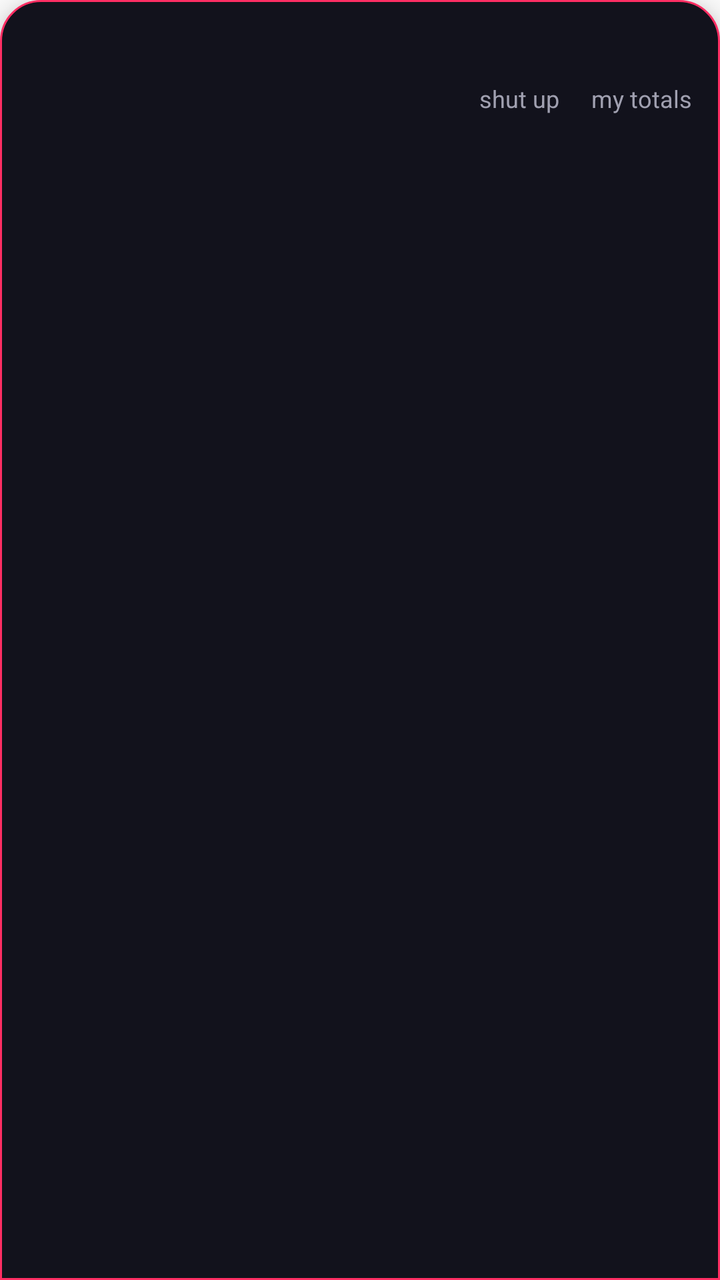
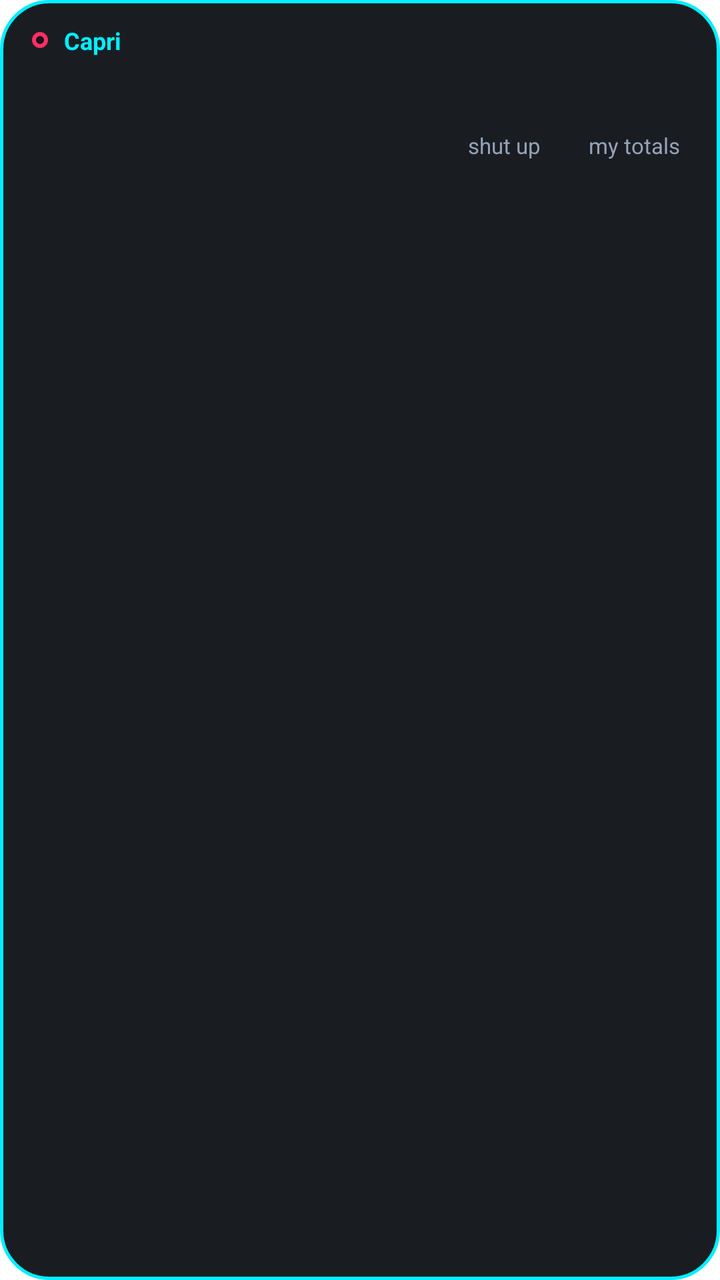

Screens rendered from an Android XML layout before and after an edit, with the pre-edit source and the edit as a unified diff.
<!-- AndroidManifest.xml: application theme Theme.Capri -->
<!-- res/layout/banner_proactive.xml -->
<?xml version="1.0" encoding="utf-8"?>
<LinearLayout xmlns:android="http://schemas.android.com/apk/res/android"
    android:id="@+id/banner_root"
    android:layout_width="wrap_content"
    android:layout_height="wrap_content"
    android:background="@drawable/bg_chat_window"
    android:elevation="10dp"
    android:maxWidth="340dp"
    android:orientation="vertical"
    android:padding="14dp">

    <TextView
        android:id="@+id/banner_text"
        android:layout_width="wrap_content"
        android:layout_height="wrap_content"
        android:ellipsize="end"
        android:maxLines="2"
        android:textColor="@color/text_primary"
        android:textSize="14sp" />

    <LinearLayout
        android:layout_width="match_parent"
        android:layout_height="wrap_content"
        android:layout_marginTop="8dp"
        android:orientation="horizontal"
        android:gravity="end">

        <TextView
            android:id="@+id/chip_shut_up"
            android:layout_width="wrap_content"
            android:layout_height="wrap_content"
            android:layout_marginEnd="16dp"
            android:text="shut up"
            android:textColor="@color/text_secondary"
            android:textSize="12sp" />

        <TextView
            android:id="@+id/chip_my_totals"
            android:layout_width="wrap_content"
            android:layout_height="wrap_content"
            android:text="my totals"
            android:textColor="@color/text_secondary"
            android:textSize="12sp" />
    </LinearLayout>

</LinearLayout>
<!-- resources referenced by this layout -->
<resources>
  <color name="text_primary">#EDEDF2</color>
  <color name="text_secondary">#A0A0B0</color>
  <!-- drawable bg_chat_window (drawable) -->
  <?xml version="1.0" encoding="utf-8"?>
  <shape xmlns:android="http://schemas.android.com/apk/res/android"
      android:shape="rectangle">
      <solid android:color="@color/chat_bg" />
      <corners
          android:topLeftRadius="20dp"
          android:topRightRadius="20dp"
          android:bottomLeftRadius="0dp"
          android:bottomRightRadius="0dp" />
      <stroke
          android:width="1dp"
          android:color="@color/accent_red_pink" />
  </shape>
  <style name="Theme.Capri" parent="Theme.MaterialComponents.DayNight.NoActionBar">
          
          <item name="colorPrimary">@color/accent_red_pink</item>
          <item name="colorPrimaryVariant">@color/bubble_bg</item>
          <item name="colorOnPrimary">@color/white</item>
          
          <item name="colorSecondary">@color/accent_red_pink</item>
          <item name="colorSecondaryVariant">@color/accent_red_pink</item>
          <item name="colorOnSecondary">@color/white</item>
          <item name="android:statusBarColor">@color/bubble_bg</item>
      </style>
  <color name="chat_bg">#12121C</color>
  <color name="accent_red_pink">#FF2E63</color>
  <color name="bubble_bg">#14141F</color>
  <color name="white">#FFFFFFFF</color>
</resources>

<!-- the commit's change to res/layout/banner_proactive.xml (unified diff, before → after) -->
@@ -3,44 +3,78 @@
     android:id="@+id/banner_root"
     android:layout_width="wrap_content"
     android:layout_height="wrap_content"
-    android:background="@drawable/bg_chat_window"
-    android:elevation="10dp"
+    android:background="@drawable/bg_banner_droplet"
+    android:elevation="12dp"
     android:maxWidth="340dp"
+    android:minWidth="220dp"
     android:orientation="vertical"
-    android:padding="14dp">
+    android:paddingStart="16dp"
+    android:paddingTop="12dp"
+    android:paddingEnd="16dp"
+    android:paddingBottom="12dp">
+
+    <LinearLayout
+        android:layout_width="match_parent"
+        android:layout_height="wrap_content"
+        android:gravity="center_vertical"
+        android:orientation="horizontal"
+        android:layout_marginBottom="6dp">
+
+        <View
+            android:id="@+id/banner_accent_dot"
+            android:layout_width="8dp"
+            android:layout_height="8dp"
+            android:layout_marginEnd="8dp"
+            android:background="@drawable/bg_bubble_circle" />
+
+        <TextView
+            android:id="@+id/banner_title"
+            android:layout_width="0dp"
+            android:layout_height="wrap_content"
+            android:layout_weight="1"
+            android:text="Capri"
+            android:textColor="#00F0FF"
+            android:textSize="12sp"
+            android:textStyle="bold" />
+    </LinearLayout>
 
     <TextView
         android:id="@+id/banner_text"
         android:layout_width="wrap_content"
         android:layout_height="wrap_content"
         android:ellipsize="end"
-        android:maxLines="2"
-        android:textColor="@color/text_primary"
+        android:lineSpacingExtra="2dp"
+        android:maxLines="3"
+        android:textColor="#FFFFFF"
         android:textSize="14sp" />
 
     <LinearLayout
         android:layout_width="match_parent"
         android:layout_height="wrap_content"
         android:layout_marginTop="8dp"
-        android:orientation="horizontal"
-        android:gravity="end">
+        android:gravity="end|center_vertical"
+        android:orientation="horizontal">
 
         <TextView
             android:id="@+id/chip_shut_up"
             android:layout_width="wrap_content"
             android:layout_height="wrap_content"
             android:layout_marginEnd="16dp"
+            android:background="?android:attr/selectableItemBackground"
+            android:padding="4dp"
             android:text="shut up"
-            android:textColor="@color/text_secondary"
-            android:textSize="12sp" />
+            android:textColor="#94A3B8"
+            android:textSize="11sp" />
 
         <TextView
             android:id="@+id/chip_my_totals"
             android:layout_width="wrap_content"
             android:layout_height="wrap_content"
+            android:background="?android:attr/selectableItemBackground"
+            android:padding="4dp"
             android:text="my totals"
-            android:textColor="@color/text_secondary"
-            android:textSize="12sp" />
+            android:textColor="#94A3B8"
+            android:textSize="11sp" />
     </LinearLayout>
 
 </LinearLayout>
<!-- resource entries referenced after the edit -->
@@ -1,20 +1,26 @@
 <!-- resources referenced by this layout -->
 <resources>
-  <color name="text_primary">#EDEDF2</color>
-  <color name="text_secondary">#A0A0B0</color>
-  <!-- drawable bg_chat_window (drawable) -->
+  <!-- drawable bg_banner_droplet (drawable) -->
   <?xml version="1.0" encoding="utf-8"?>
   <shape xmlns:android="http://schemas.android.com/apk/res/android"
       android:shape="rectangle">
-      <solid android:color="@color/chat_bg" />
-      <corners
-          android:topLeftRadius="20dp"
-          android:topRightRadius="20dp"
-          android:bottomLeftRadius="0dp"
-          android:bottomRightRadius="0dp" />
+      <solid android:color="#F20D1117" />
+      <corners android:radius="24dp" />
       <stroke
-          android:width="1dp"
+          android:width="1.5dp"
+          android:color="#00F0FF" />
+  </shape>
+  <!-- drawable bg_bubble_circle (drawable) -->
+  <?xml version="1.0" encoding="utf-8"?>
+  <shape xmlns:android="http://schemas.android.com/apk/res/android"
+      android:shape="oval">
+      <solid android:color="@color/bubble_bg" />
+      <stroke
+          android:width="2dp"
           android:color="@color/accent_red_pink" />
+      <size
+          android:width="56dp"
+          android:height="56dp" />
   </shape>
   <style name="Theme.Capri" parent="Theme.MaterialComponents.DayNight.NoActionBar">
           
@@ -27,7 +33,6 @@
           <item name="colorOnSecondary">@color/white</item>
           <item name="android:statusBarColor">@color/bubble_bg</item>
       </style>
-  <color name="chat_bg">#12121C</color>
   <color name="accent_red_pink">#FF2E63</color>
   <color name="bubble_bg">#14141F</color>
   <color name="white">#FFFFFFFF</color>
